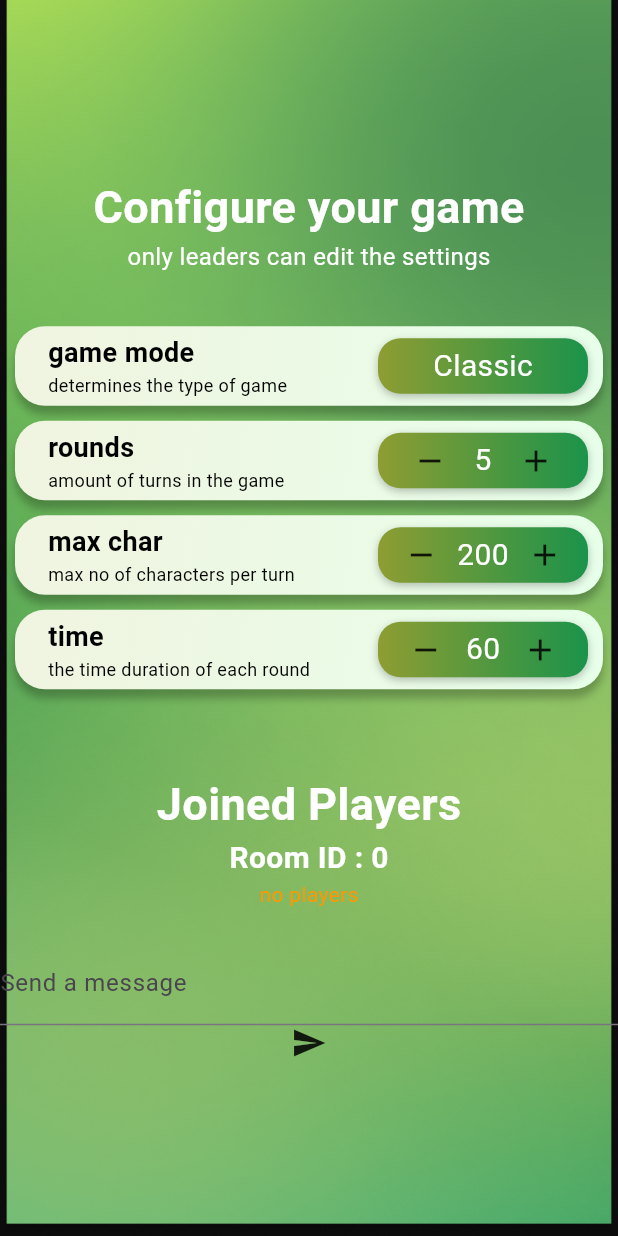
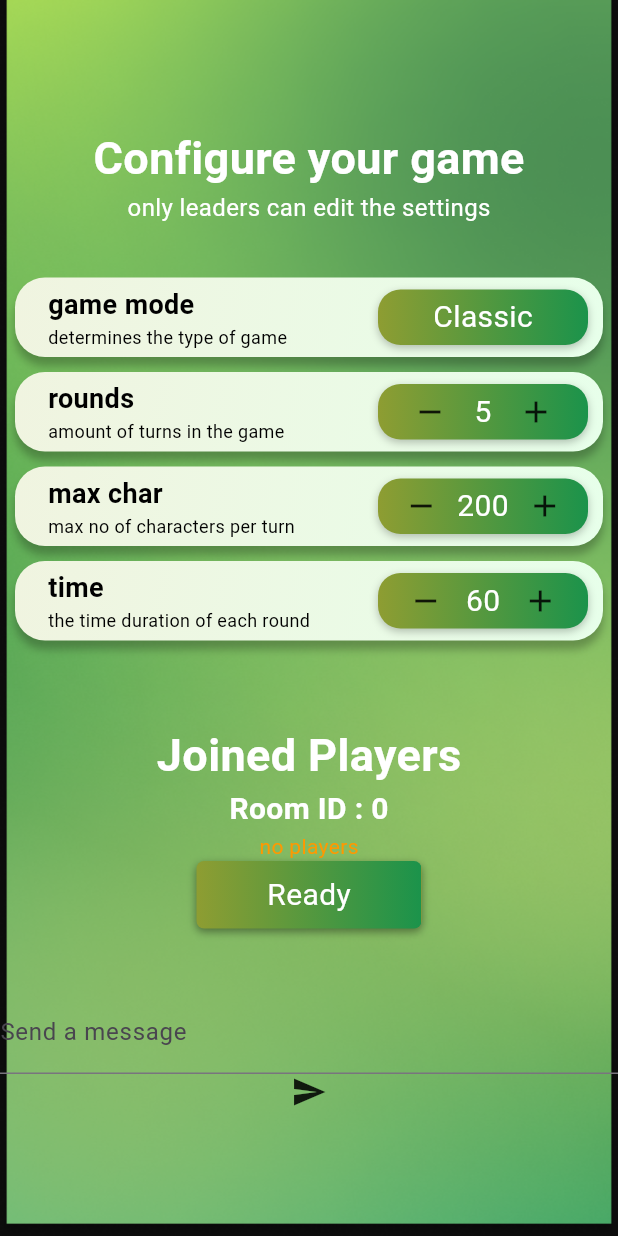
Before and after one commit to FrostyCake47/TextTales, a Flutter app: the LobbyScreen screen opened by its route, on a phone screen of 412 x 824 dp. Run offline on Flutter 3.47's test engine with Material 3 defaults, Android fonts, the phone set to English and light mode, and no system bars; our stand-ins replace firebase_auth, firebase_core, flutter_riverpod, flutter_spinkit, flutter_svg, fluttertoast and 4 more; missing offline and left inert: dart:ffi; accounts and stored records are empty; network calls fail; Roboto replaces fonts that are missing (Poppins).

Commit message:
ready button

```diff
--- /dev/null
+++ b/lib/components/readybutton.dart
@@ -0,0 +1,32 @@
+import 'package:flutter/material.dart';
+import 'package:texttales/constants/colors.dart';
+import 'package:texttales/constants/textstyles.dart';
+
+class ReadyButton extends StatelessWidget {
+  const ReadyButton({super.key});
+
+  @override
+  Widget build(BuildContext context) {
+    return Container(
+      width: 150,
+      height: 45,
+      margin: EdgeInsets.only(bottom: 20),
+      padding: EdgeInsets.symmetric(horizontal: 10, vertical: 4),
+      decoration: BoxDecoration(
+        borderRadius: BorderRadius.circular(5),
+        gradient: configCardInnerGradient,
+
+        boxShadow: const [
+          BoxShadow(
+            color:  Color.fromARGB(100, 0, 0, 0),
+            spreadRadius: 0,
+            blurRadius: 4,
+            offset: Offset(0, 2), // changes position of shadow
+          ),
+        ],
+      ),
+      child: Center(child: Text('Ready', style: textMedium.copyWith(color: Colors.white),))
+    );
+
+  }
+}
--- a/lib/screens/lobby.dart
+++ b/lib/screens/lobby.dart
@@ -5,6 +5,7 @@ import 'package:flutter/material.dart';
 import 'package:flutter_riverpod/flutter_riverpod.dart';
 import 'package:texttales/components/configtab.dart';
 import 'package:texttales/components/playericonbar.dart';
+import 'package:texttales/components/readybutton.dart';
 import 'package:texttales/constants/colors.dart';
 import 'package:texttales/constants/textstyles.dart';
 import 'package:texttales/main.dart';
@@ -186,6 +187,11 @@ class _LobbyScreenState extends ConsumerState<LobbyScreen> {
 
                     lobbyStatus.currentPlayers.length != 0 ? PlayerIconBar(players: lobbyStatus.currentPlayers) : Text('no players'),
 
+                    GestureDetector(
+                      onTap: (){},
+                      child: ReadyButton(),
+                    ),
+
                     Text(snapshot.hasData ? '${snapshot.data}' : '', style: TextStyle(color: Color.fromARGB(255, 68, 39, 0)),),
 
                     Form(
```
Also changed, not shown: lib/components/playericonbar.dart (+12 -3 lines).
